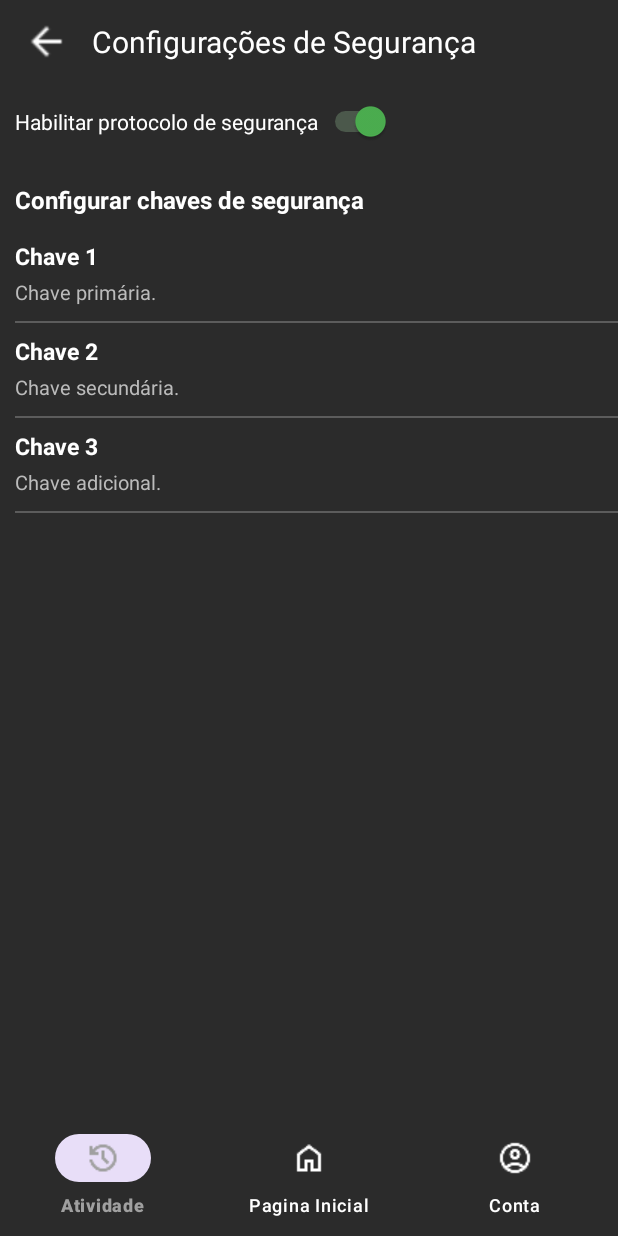
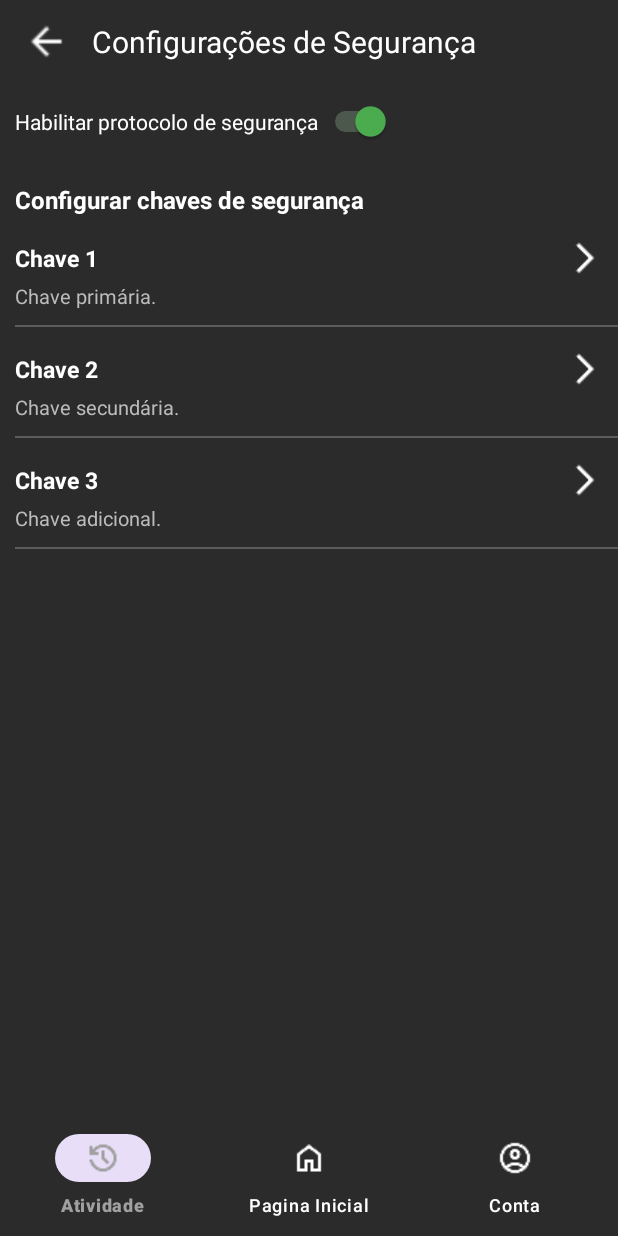
Before and after one commit to RafaMoraesMarques/PagesProjeto, an Android app: the layout activity_main.xml on its own in the app's theme, with its tools: preview values and no code run, on a phone screen of 412 x 824 dp. Run offline under Robolectric (Android 15) with nearby library versions, the phone set to English and light mode, and no system bars.

Commit message:
PageConfig

```diff
--- a/PagesProjeto/PagesProjeto/AndroidStudioProjects/app/src/main/java/com/example/pagesprojeto/ConfigActivity.java
+++ b/PagesProjeto/PagesProjeto/AndroidStudioProjects/app/src/main/java/com/example/pagesprojeto/ConfigActivity.java
@@ -1,5 +1,6 @@
 package com.example.pagesprojeto;
 
+import android.content.Intent;
 import android.os.Bundle;
 import android.view.View;
 import android.widget.EditText;
@@ -9,6 +10,9 @@ import android.widget.Switch;
 import android.widget.TextView;
 
 import androidx.appcompat.app.AppCompatActivity;
+import androidx.core.content.ContextCompat;
+
+import com.google.android.material.bottomnavigation.BottomNavigationView;
 
 public class ConfigActivity extends AppCompatActivity {
 
@@ -19,6 +23,9 @@ public class ConfigActivity extends AppCompatActivity {
     EditText editChave1, editChave2, editChave3;
     ImageView botaoVoltar;
 
+    // Ícones
+    ImageView setaChave1, setaChave2, setaChave3;
+
     boolean expanded1 = false;
     boolean expanded2 = false;
     boolean expanded3 = false;
@@ -28,7 +35,7 @@ public class ConfigActivity extends AppCompatActivity {
         super.onCreate(savedInstanceState);
         setContentView(R.layout.activity_main);
 
-        // Botão voltar personalizado
+        // Botão voltar
         botaoVoltar = findViewById(R.id.botaoVoltar);
         botaoVoltar.setOnClickListener(v -> finish());
 
@@ -48,34 +55,53 @@ public class ConfigActivity extends AppCompatActivity {
         editChave2 = findViewById(R.id.editChave2);
         editChave3 = findViewById(R.id.editChave3);
 
-        // Listener para o Switch
+        setaChave1 = findViewById(R.id.setaChave1);
+        setaChave2 = findViewById(R.id.setaChave2);
+        setaChave3 = findViewById(R.id.setaChave3);
+
+        // Switch
         switchSeguranca.setOnCheckedChangeListener((buttonView, isChecked) -> {
             int visibility = isChecked ? View.VISIBLE : View.GONE;
             tituloConfig.setVisibility(visibility);
             chave1Layout.setVisibility(visibility);
             chave2Layout.setVisibility(visibility);
             chave3Layout.setVisibility(visibility);
+
+            if (isChecked) {
+                switchSeguranca.getThumbDrawable().setTint(ContextCompat.getColor(this, android.R.color.holo_green_dark));
+                switchSeguranca.getTrackDrawable().setTint(ContextCompat.getColor(this, android.R.color.holo_green_light));
+            } else {
+                switchSeguranca.getThumbDrawable().setTint(ContextCompat.getColor(this, android.R.color.holo_red_dark));
+                switchSeguranca.getTrackDrawable().setTint(ContextCompat.getColor(this, android.R.color.holo_red_light));
+            }
         });
 
-        // Listeners para expandir/retrair as chaves
-        chave1Titulo.setOnClickListener(v -> {
+
+
+        // Clique Chave 1
+        chave1Layout.setOnClickListener(v -> {
             expanded1 = !expanded1;
             editChave1.setVisibility(expanded1 ? View.VISIBLE : View.GONE);
+            setaChave1.animate().rotation(expanded1 ? 90 : 0).setDuration(200).start();
         });
 
-        chave2Titulo.setOnClickListener(v -> {
+        // Clique Chave 2
+        chave2Layout.setOnClickListener(v -> {
             expanded2 = !expanded2;
             editChave2.setVisibility(expanded2 ? View.VISIBLE : View.GONE);
+            setaChave2.animate().rotation(expanded2 ? 90 : 0).setDuration(200).start();
         });
 
-        chave3Titulo.setOnClickListener(v -> {
+        // Clique Chave 3
+        chave3Layout.setOnClickListener(v -> {
             expanded3 = !expanded3;
             editChave3.setVisibility(expanded3 ? View.VISIBLE : View.GONE);
+            setaChave3.animate().rotation(expanded3 ? 90 : 0).setDuration(200).start();
         });
 
-        //O menu inferior funcionando
+        // Menu inferior
 
-        //BottomNavigationView bottomNav = findViewById(R.id.bottom_navigation);
+       // BottomNavigationView bottomNav = findViewById(R.id.bottom_navigation);
         //bottomNav.setOnItemSelectedListener(item -> {
             //switch (item.getItemId()) {
                 //case R.id.nav_home:
@@ -85,12 +111,9 @@ public class ConfigActivity extends AppCompatActivity {
                     //startActivity(new Intent(this, InfoActivity.class));
                     //return true;
                 //case R.id.nav_config:
-                    //startActivity(new Intent(this, ConfigActivity.class));
                     //return true;
             //}
             //return false;
         //});
-
-
     }
 }
--- a/PagesProjeto/PagesProjeto/AndroidStudioProjects/app/src/main/res/layout/activity_main.xml
+++ b/PagesProjeto/PagesProjeto/AndroidStudioProjects/app/src/main/res/layout/activity_main.xml
@@ -90,14 +90,32 @@
                 android:orientation="vertical"
                 android:paddingLeft="10sp">
 
+                <LinearLayout
+                    android:id="@+id/chave1Header"
+                    android:layout_width="match_parent"
+                    android:layout_height="wrap_content"
+                    android:orientation="horizontal"
+                    android:gravity="center_vertical"
+                    android:paddingEnd="10dp">
+
                     <TextView
                         android:id="@+id/chave1Titulo"
-                    android:layout_width="match_parent"
+                        android:layout_width="0dp"
                         android:layout_height="wrap_content"
+                        android:layout_weight="1"
                         android:text="Chave 1"
                         android:textColor="#FFFFFF"
                         android:textSize="15sp"
                         android:textStyle="bold" />
+
+                    <ImageView
+                        android:id="@+id/setaChave1"
+                        android:layout_width="24dp"
+                        android:layout_height="24dp"
+                        android:src="@drawable/arrow_forward"
+                        android:rotation="0"
+                        android:contentDescription="Seta expandir" />
+                </LinearLayout>
 
                 <TextView
                     android:id="@+id/textoInfoChave1"
@@ -134,19 +152,37 @@
                 android:id="@+id/chave2Layout"
                 android:layout_width="match_parent"
                 android:layout_height="wrap_content"
-                android:layout_marginTop="8dp"
+                android:layout_marginTop="16dp"
                 android:background="#2b2b2b"
                 android:orientation="vertical"
                 android:paddingLeft="10sp">
 
+                <LinearLayout
+                    android:id="@+id/chave2Header"
+                    android:layout_width="match_parent"
+                    android:layout_height="wrap_content"
+                    android:orientation="horizontal"
+                    android:gravity="center_vertical"
+                    android:paddingEnd="10dp">
+
                     <TextView
                         android:id="@+id/chave2Titulo"
-                    android:layout_width="match_parent"
+                        android:layout_width="0dp"
                         android:layout_height="wrap_content"
+                        android:layout_weight="1"
                         android:text="Chave 2"
                         android:textColor="#FFFFFF"
                         android:textSize="15sp"
                         android:textStyle="bold" />
+
+                    <ImageView
+                        android:id="@+id/setaChave2"
+                        android:layout_width="24dp"
+                        android:layout_height="24dp"
+                        android:src="@drawable/arrow_forward"
+                        android:rotation="0"
+                        android:contentDescription="Seta expandir" />
+                </LinearLayout>
 
                 <TextView
                     android:id="@+id/textoInfoChave2"
@@ -183,20 +219,37 @@
                 android:id="@+id/chave3Layout"
                 android:layout_width="match_parent"
                 android:layout_height="wrap_content"
-                android:layout_marginTop="8dp"
-                android:layout_marginBottom="24dp"
+                android:layout_marginTop="16dp"
                 android:background="#2b2b2b"
                 android:orientation="vertical"
                 android:paddingLeft="10sp">
 
+                <LinearLayout
+                    android:id="@+id/chave3Header"
+                    android:layout_width="match_parent"
+                    android:layout_height="wrap_content"
+                    android:orientation="horizontal"
+                    android:gravity="center_vertical"
+                    android:paddingEnd="10dp">
+
                     <TextView
                         android:id="@+id/chave3Titulo"
-                    android:layout_width="match_parent"
+                        android:layout_width="0dp"
                         android:layout_height="wrap_content"
+                        android:layout_weight="1"
                         android:text="Chave 3"
                         android:textColor="#FFFFFF"
                         android:textSize="15sp"
                         android:textStyle="bold" />
+
+                    <ImageView
+                        android:id="@+id/setaChave3"
+                        android:layout_width="24dp"
+                        android:layout_height="24dp"
+                        android:src="@drawable/arrow_forward"
+                        android:rotation="0"
+                        android:contentDescription="Seta expandir" />
+                </LinearLayout>
 
                 <TextView
                     android:id="@+id/textoInfoChave3"
@@ -224,8 +277,7 @@
                     android:layout_width="match_parent"
                     android:layout_height="1dp"
                     android:background="#5c5c5c"
-                    android:layout_marginTop="2sp"
-                    />
+                    android:layout_marginTop="2sp"/>
             </LinearLayout>
 
         </LinearLayout>
```
Also changed, not shown: PagesProjeto/PagesProjeto/AndroidStudioProjects/app/src/main/res/drawable/arrow_forward.png (added), 2 other files. Lines whose indentation alone changed are shown as unchanged.
